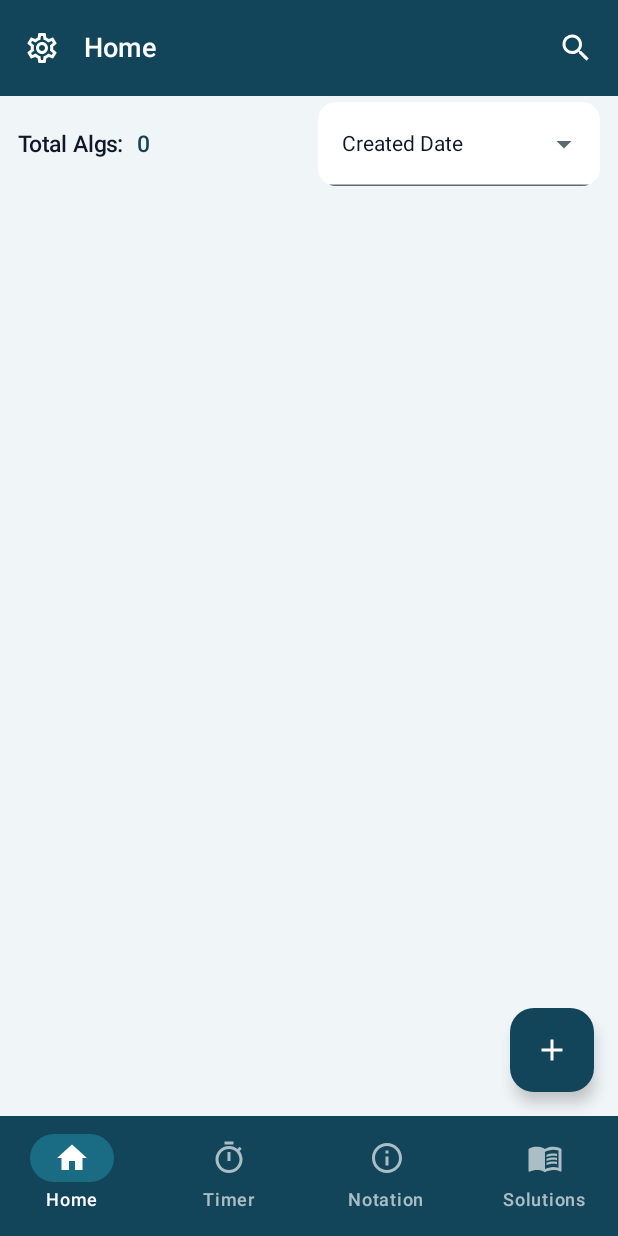
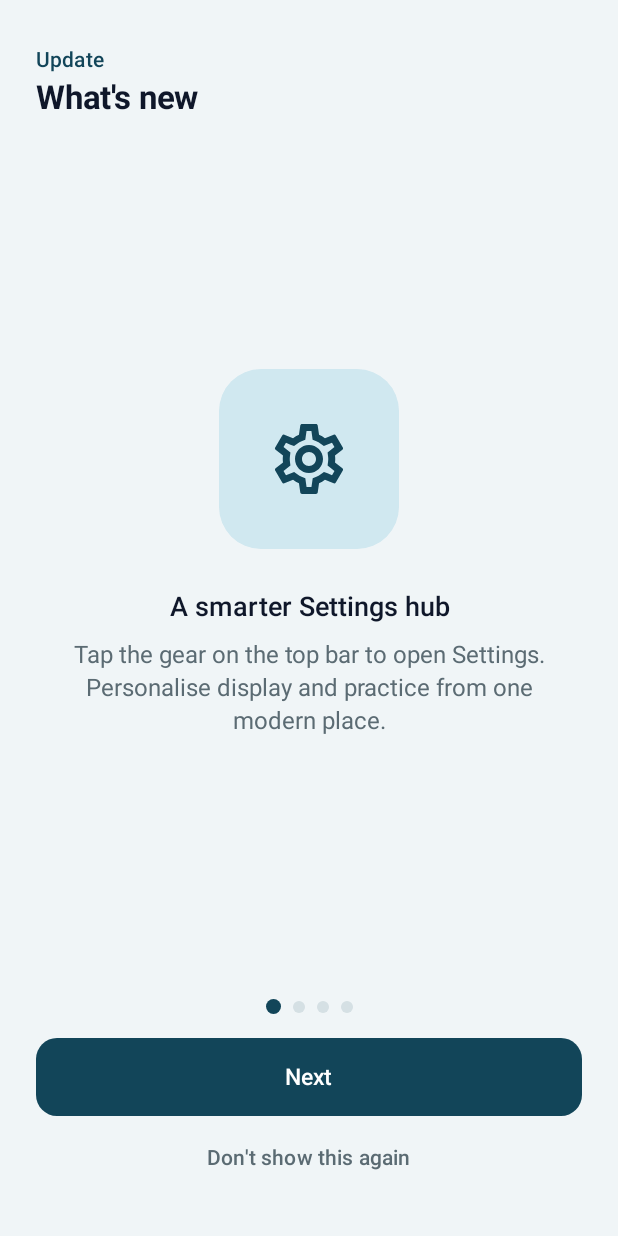
Before and after one commit to joshuaorotayo/Algorubick, an Android app built with Jetpack Compose: the screen it shows after launch (MainActivity before the commit, WhatsNewActivity after it), on a phone screen of 412 x 824 dp. Run offline under Robolectric (Android 15) with nearby library versions, the light colour scheme and no system bars; libraries missing offline, so code that uses them is left out: io.objectbox, io.objectbox.android; 1 statement that could not run was skipped.

Commit message:
Release 1.7.0 with swipeable Whats New onboarding.

```diff
--- a/app/build.gradle
+++ b/app/build.gradle
@@ -30,11 +30,11 @@ android {
         minSdkVersion 23
         targetSdkVersion 36
 
-        versionCode = (System.getenv("VERSION_CODE") ?: "161").toInteger()
-        versionName System.getenv("VERSION_NAME") ?: "1.6.1"
+        versionCode = (System.getenv("VERSION_CODE") ?: "170").toInteger()
+        versionName System.getenv("VERSION_NAME") ?: "1.7.0"
 
         // ISO date (yyyy-MM-dd). Update when shipping a Play release; shown in Settings footer.
-        buildConfigField "String", "RELEASE_DATE", "\"2026-09-14\""
+        buildConfigField "String", "RELEASE_DATE", "\"2026-09-17\""
 
         multiDexEnabled true
         testInstrumentationRunner 'androidx.test.runner.AndroidJUnitRunner'
--- a/app/src/main/AndroidManifest.xml
+++ b/app/src/main/AndroidManifest.xml
@@ -29,6 +29,12 @@
                 <category android:name="android.intent.category.LAUNCHER" />
             </intent-filter>
         </activity>
+
+        <!-- What's New (after splash, until dismissed for current content version) -->
+        <activity
+            android:name="com.jorotayo.algorubickrevamped.ui.whatsnew.WhatsNewActivity"
+            android:theme="@style/AppTheme.Material"
+            android:exported="false" />
 
         <!-- MainActivity -->
         <activity
--- a/app/src/main/java/com/jorotayo/algorubickrevamped/SplashScreen.kt
+++ b/app/src/main/java/com/jorotayo/algorubickrevamped/SplashScreen.kt
@@ -3,8 +3,6 @@ package com.jorotayo.algorubickrevamped
 import android.annotation.SuppressLint
 import android.content.Intent
 import android.os.Bundle
-import android.os.Handler
-import android.os.Looper
 import androidx.activity.ComponentActivity
 import androidx.activity.compose.setContent
 import androidx.activity.enableEdgeToEdge
@@ -17,6 +15,7 @@ import androidx.compose.foundation.layout.Column
 import androidx.compose.foundation.layout.fillMaxSize
 import androidx.compose.foundation.layout.fillMaxWidth
 import androidx.compose.foundation.layout.height
+import androidx.compose.foundation.layout.offset
 import androidx.compose.foundation.layout.padding
 import androidx.compose.material3.Text
 import androidx.compose.runtime.Composable
@@ -27,7 +26,6 @@ import androidx.compose.ui.Modifier
 import androidx.compose.ui.draw.alpha
 import androidx.compose.ui.draw.rotate
 import androidx.compose.ui.draw.scale
-import androidx.compose.foundation.layout.offset
 import androidx.compose.ui.graphics.Color
 import androidx.compose.ui.res.painterResource
 import androidx.compose.ui.res.stringResource
@@ -37,9 +35,15 @@ import androidx.compose.ui.text.font.FontWeight
 import androidx.compose.ui.text.style.TextAlign
 import androidx.compose.ui.unit.dp
 import androidx.compose.ui.unit.sp
+import androidx.lifecycle.lifecycleScope
+import com.jorotayo.algorubickrevamped.data.SettingsRepository
 import com.jorotayo.algorubickrevamped.ui.theme.AlgorubickTheme
 import com.jorotayo.algorubickrevamped.ui.theme.DefaultPreviews
 import com.jorotayo.algorubickrevamped.ui.theme.Primary
+import com.jorotayo.algorubickrevamped.ui.whatsnew.WhatsNewActivity
+import com.jorotayo.algorubickrevamped.ui.whatsnew.WhatsNewContent
+import kotlinx.coroutines.delay
+import kotlinx.coroutines.flow.first
 import kotlinx.coroutines.launch
 
 @SuppressLint("CustomSplashScreen")
@@ -55,10 +59,20 @@ class SplashScreen : ComponentActivity() {
             }
         }
 
-        Handler(Looper.getMainLooper()).postDelayed({
-            startActivity(Intent(this, MainActivity::class.java))
+        lifecycleScope.launch {
+            delay(SPLASH_DURATION_MS)
+            val dismissed = SettingsRepository.get(this@SplashScreen)
+                .settings
+                .first()
+                .whatsNewDismissedVersion
+            val next = if (dismissed == WhatsNewContent.CONTENT_VERSION) {
+                MainActivity::class.java
+            } else {
+                WhatsNewActivity::class.java
+            }
+            startActivity(Intent(this@SplashScreen, next))
             finish()
-        }, SPLASH_DURATION_MS)
+        }
     }
 
     companion object {
--- a/app/src/main/java/com/jorotayo/algorubickrevamped/data/AppSettings.kt
+++ b/app/src/main/java/com/jorotayo/algorubickrevamped/data/AppSettings.kt
@@ -29,4 +29,6 @@ data class AppSettings(
     val vibrationPresetCorrect: VibrationPreset = VibrationPreset.Soft,
     val vibrationPresetWrong: VibrationPreset = VibrationPreset.Medium,
     val learntThresholdPercent: Int = 80,
+    /** Last What's New content version the user dismissed ("Don't show again"). */
+    val whatsNewDismissedVersion: String = "",
 )
--- a/app/src/main/java/com/jorotayo/algorubickrevamped/data/SettingsRepository.kt
+++ b/app/src/main/java/com/jorotayo/algorubickrevamped/data/SettingsRepository.kt
@@ -27,6 +27,7 @@ class SettingsRepository(context: Context) {
             vibrationPresetCorrect = prefs[Keys.VIBRATION_PRESET_CORRECT].toEnum(VibrationPreset.Soft),
             vibrationPresetWrong = prefs[Keys.VIBRATION_PRESET_WRONG].toEnum(VibrationPreset.Medium),
             learntThresholdPercent = (prefs[Keys.LEARNT_THRESHOLD] ?: 80).coerceIn(50, 100),
+            whatsNewDismissedVersion = prefs[Keys.WHATS_NEW_DISMISSED_VERSION] ?: "",
         )
     }
 
@@ -66,6 +67,10 @@ class SettingsRepository(context: Context) {
         dataStore.edit { it[Keys.LEARNT_THRESHOLD] = percent.coerceIn(50, 100) }
     }
 
+    suspend fun setWhatsNewDismissedVersion(version: String) {
+        dataStore.edit { it[Keys.WHATS_NEW_DISMISSED_VERSION] = version }
+    }
+
     private object Keys {
         val THEME_MODE = stringPreferencesKey("theme_mode")
         val SOUND_ENABLED_CORRECT = booleanPreferencesKey("sound_enabled_correct")
@@ -76,6 +81,7 @@ class SettingsRepository(context: Context) {
         val VIBRATION_PRESET_CORRECT = stringPreferencesKey("vibration_preset_correct")
         val VIBRATION_PRESET_WRONG = stringPreferencesKey("vibration_preset_wrong")
         val LEARNT_THRESHOLD = intPreferencesKey("learnt_threshold_percent")
+        val WHATS_NEW_DISMISSED_VERSION = stringPreferencesKey("whats_new_dismissed_version")
     }
 
     private inline fun <reified T : Enum<T>> String?.toEnum(default: T): T =
--- /dev/null
+++ b/app/src/main/java/com/jorotayo/algorubickrevamped/ui/whatsnew/WhatsNewActivity.kt
@@ -0,0 +1,45 @@
+package com.jorotayo.algorubickrevamped.ui.whatsnew
+
+import android.content.Intent
+import android.os.Bundle
+import androidx.activity.ComponentActivity
+import androidx.activity.compose.setContent
+import androidx.activity.enableEdgeToEdge
+import androidx.lifecycle.lifecycleScope
+import com.jorotayo.algorubickrevamped.MainActivity
+import com.jorotayo.algorubickrevamped.data.SettingsRepository
+import com.jorotayo.algorubickrevamped.ui.theme.AlgorubickThemeFromSettings
+import kotlinx.coroutines.launch
+
+class WhatsNewActivity : ComponentActivity() {
+    override fun onCreate(savedInstanceState: Bundle?) {
+        super.onCreate(savedInstanceState)
+        enableEdgeToEdge()
+
+        val repository = SettingsRepository.get(this)
+
+        setContent {
+            AlgorubickThemeFromSettings {
+                WhatsNewScreen(
+                    onContinue = {
+                        lifecycleScope.launch {
+                            repository.setWhatsNewDismissedVersion(WhatsNewContent.CONTENT_VERSION)
+                            goToMain()
+                        }
+                    },
+                    onDontShowAgain = {
+                        lifecycleScope.launch {
+                            repository.setWhatsNewDismissedVersion(WhatsNewContent.CONTENT_VERSION)
+                            goToMain()
+                        }
+                    },
+                )
+            }
+        }
+    }
+
+    private fun goToMain() {
+        startActivity(Intent(this, MainActivity::class.java))
+        finish()
+    }
+}
--- /dev/null
+++ b/app/src/main/java/com/jorotayo/algorubickrevamped/ui/whatsnew/WhatsNewContent.kt
@@ -0,0 +1,49 @@
+package com.jorotayo.algorubickrevamped.ui.whatsnew
+
+import androidx.annotation.DrawableRes
+import androidx.annotation.StringRes
+import androidx.compose.material.icons.Icons
+import androidx.compose.material.icons.outlined.DarkMode
+import androidx.compose.material.icons.outlined.Home
+import androidx.compose.material.icons.outlined.School
+import androidx.compose.material.icons.outlined.Settings
+import androidx.compose.ui.graphics.vector.ImageVector
+import com.jorotayo.algorubickrevamped.R
+
+/**
+ * Bump [CONTENT_VERSION] whenever these pages change so returning users see What's New again.
+ * "Don't show again" stores this value in DataStore.
+ */
+object WhatsNewContent {
+    const val CONTENT_VERSION = "1.7.0"
+
+    data class Page(
+        @StringRes val titleRes: Int,
+        @StringRes val bodyRes: Int,
+        val icon: ImageVector,
+        @DrawableRes val illustrationRes: Int? = null,
+    )
+
+    val pages: List<Page> = listOf(
+        Page(
+            titleRes = R.string.whatsNew_page1_title,
+            bodyRes = R.string.whatsNew_page1_body,
+            icon = Icons.Outlined.Settings,
+        ),
+        Page(
+            titleRes = R.string.whatsNew_page2_title,
+            bodyRes = R.string.whatsNew_page2_body,
+            icon = Icons.Outlined.DarkMode,
+        ),
+        Page(
+            titleRes = R.string.whatsNew_page3_title,
+            bodyRes = R.string.whatsNew_page3_body,
+            icon = Icons.Outlined.School,
+        ),
+        Page(
+            titleRes = R.string.whatsNew_page4_title,
+            bodyRes = R.string.whatsNew_page4_body,
+            icon = Icons.Outlined.Home,
+        ),
+    )
+}
--- /dev/null
+++ b/app/src/main/java/com/jorotayo/algorubickrevamped/ui/whatsnew/WhatsNewScreen.kt
@@ -0,0 +1,197 @@
+package com.jorotayo.algorubickrevamped.ui.whatsnew
+
+import androidx.compose.foundation.background
+import androidx.compose.foundation.layout.Arrangement
+import androidx.compose.foundation.layout.Box
+import androidx.compose.foundation.layout.Column
+import androidx.compose.foundation.layout.Row
+import androidx.compose.foundation.layout.Spacer
+import androidx.compose.foundation.layout.fillMaxSize
+import androidx.compose.foundation.layout.fillMaxWidth
+import androidx.compose.foundation.layout.height
+import androidx.compose.foundation.layout.padding
+import androidx.compose.foundation.layout.size
+import androidx.compose.foundation.pager.HorizontalPager
+import androidx.compose.foundation.pager.rememberPagerState
+import androidx.compose.foundation.shape.CircleShape
+import androidx.compose.foundation.shape.RoundedCornerShape
+import androidx.compose.material3.Button
+import androidx.compose.material3.ButtonDefaults
+import androidx.compose.material3.Icon
+import androidx.compose.material3.MaterialTheme
+import androidx.compose.material3.Text
+import androidx.compose.material3.TextButton
+import androidx.compose.runtime.Composable
+import androidx.compose.runtime.rememberCoroutineScope
+import androidx.compose.ui.Alignment
+import androidx.compose.ui.Modifier
+import androidx.compose.ui.draw.clip
+import androidx.compose.ui.res.stringResource
+import androidx.compose.ui.text.font.FontWeight
+import androidx.compose.ui.text.style.TextAlign
+import androidx.compose.ui.unit.dp
+import com.jorotayo.algorubickrevamped.R
+import com.jorotayo.algorubickrevamped.ui.theme.AlgorubickTheme
+import com.jorotayo.algorubickrevamped.ui.theme.DefaultPreviews
+import com.jorotayo.algorubickrevamped.ui.theme.Primary
+import com.jorotayo.algorubickrevamped.ui.theme.White
+import kotlinx.coroutines.launch
+
+@Composable
+fun WhatsNewScreen(
+    onContinue: () -> Unit,
+    onDontShowAgain: () -> Unit,
+) {
+    val pages = WhatsNewContent.pages
+    val pagerState = rememberPagerState(pageCount = { pages.size })
+    val scope = rememberCoroutineScope()
+    val isLastPage = pagerState.currentPage == pages.lastIndex
+
+    Column(
+        modifier = Modifier
+            .fillMaxSize()
+            .background(MaterialTheme.colorScheme.background)
+            .padding(horizontal = 24.dp, vertical = 20.dp),
+    ) {
+        Text(
+            text = stringResource(R.string.whatsNew_header),
+            style = MaterialTheme.typography.labelLarge,
+            color = MaterialTheme.colorScheme.primary,
+            modifier = Modifier.padding(top = 12.dp),
+        )
+        Text(
+            text = stringResource(R.string.whatsNew_title),
+            style = MaterialTheme.typography.headlineMedium,
+            fontWeight = FontWeight.Bold,
+            color = MaterialTheme.colorScheme.onBackground,
+            modifier = Modifier.padding(top = 4.dp, bottom = 8.dp),
+        )
+
+        HorizontalPager(
+            state = pagerState,
+            modifier = Modifier
+                .weight(1f)
+                .fillMaxWidth(),
+        ) { pageIndex ->
+            WhatsNewPage(page = pages[pageIndex])
+        }
+
+        Row(
+            modifier = Modifier
+                .fillMaxWidth()
+                .padding(vertical = 16.dp),
+            horizontalArrangement = Arrangement.Center,
+            verticalAlignment = Alignment.CenterVertically,
+        ) {
+            pages.indices.forEach { index ->
+                val selected = pagerState.currentPage == index
+                Box(
+                    modifier = Modifier
+                        .padding(horizontal = 4.dp)
+                        .size(if (selected) 10.dp else 8.dp)
+                        .clip(CircleShape)
+                        .background(
+                            if (selected) {
+                                MaterialTheme.colorScheme.primary
+                            } else {
+                                MaterialTheme.colorScheme.outlineVariant
+                            },
+                        ),
+                )
+            }
+        }
+
+        Button(
+            onClick = {
+                if (isLastPage) {
+                    onContinue()
+                } else {
+                    scope.launch {
+                        pagerState.animateScrollToPage(pagerState.currentPage + 1)
+                    }
+                }
+            },
+            modifier = Modifier
+                .fillMaxWidth()
+                .height(52.dp),
+            shape = RoundedCornerShape(14.dp),
+            colors = ButtonDefaults.buttonColors(
+                containerColor = Primary,
+                contentColor = White,
+            ),
+        ) {
+            Text(
+                text = stringResource(
+                    if (isLastPage) {
+                        R.string.whatsNew_action_get_started
+                    } else {
+                        R.string.whatsNew_action_next
+                    },
+                ),
+                style = MaterialTheme.typography.titleMedium,
+            )
+        }
+
+        TextButton(
+            onClick = onDontShowAgain,
+            modifier = Modifier
+                .fillMaxWidth()
+                .padding(top = 4.dp, bottom = 8.dp),
+        ) {
+            Text(
+                text = stringResource(R.string.whatsNew_action_dont_show),
+                color = MaterialTheme.colorScheme.onSurfaceVariant,
+            )
+        }
+    }
+}
+
+@Composable
+private fun WhatsNewPage(page: WhatsNewContent.Page) {
+    Column(
+        modifier = Modifier
+            .fillMaxSize()
+            .padding(horizontal = 8.dp),
+        horizontalAlignment = Alignment.CenterHorizontally,
+        verticalArrangement = Arrangement.Center,
+    ) {
+        Box(
+            modifier = Modifier
+                .size(120.dp)
+                .clip(RoundedCornerShape(28.dp))
+                .background(MaterialTheme.colorScheme.primaryContainer),
+            contentAlignment = Alignment.Center,
+        ) {
+            Icon(
+                imageVector = page.icon,
+                contentDescription = null,
+                tint = MaterialTheme.colorScheme.primary,
+                modifier = Modifier.size(56.dp),
+            )
+        }
+        Spacer(modifier = Modifier.height(28.dp))
+        Text(
+            text = stringResource(page.titleRes),
+            style = MaterialTheme.typography.headlineSmall,
+            fontWeight = FontWeight.SemiBold,
+            color = MaterialTheme.colorScheme.onBackground,
+            textAlign = TextAlign.Center,
+        )
+        Spacer(modifier = Modifier.height(12.dp))
+        Text(
+            text = stringResource(page.bodyRes),
+            style = MaterialTheme.typography.bodyLarge,
+            color = MaterialTheme.colorScheme.onSurfaceVariant,
+            textAlign = TextAlign.Center,
+            modifier = Modifier.padding(horizontal = 8.dp),
+        )
+    }
+}
+
+@DefaultPreviews
+@Composable
+private fun WhatsNewScreenPreview() {
+    AlgorubickTheme {
+        WhatsNewScreen(onContinue = {}, onDontShowAgain = {})
+    }
+}
--- a/app/src/main/res/values/strings_ui.xml
+++ b/app/src/main/res/values/strings_ui.xml
@@ -268,6 +268,22 @@
     <string name="keyboard_btn_backspace">&lt;&lt;</string>
     <!-- endregion -->
 
+    <!-- region whatsNew -->
+    <string name="whatsNew_header">Update</string>
+    <string name="whatsNew_title">What\'s new</string>
+    <string name="whatsNew_action_next">Next</string>
+    <string name="whatsNew_action_get_started">Get started</string>
+    <string name="whatsNew_action_dont_show">Don\'t show this again</string>
+    <string name="whatsNew_page1_title">A smarter Settings hub</string>
+    <string name="whatsNew_page1_body">Tap the gear on the top bar to open Settings. Personalise display and practice from one modern place.</string>
+    <string name="whatsNew_page2_title">Display your way</string>
+    <string name="whatsNew_page2_body">Choose Light, Dark, or follow your system theme — with live Home previews so you can see the difference instantly.</string>
+    <string name="whatsNew_page3_title">Practice that feels right</string>
+    <string name="whatsNew_page3_body">Pick sound packs and vibration patterns for correct and incorrect answers, and set how accurate a session must be before an algorithm is marked learnt.</string>
+    <string name="whatsNew_page4_title">Home polish</string>
+    <string name="whatsNew_page4_body">Algorithm icons match their cases again, and card text is centred so your library is easier to scan at a glance.</string>
+    <!-- endregion -->
+
     <!-- region settings -->
     <string name="settings_title_hub">Settings</string>
     <string name="settings_title_display">Display</string>
```
Also changed, not shown: 5 other files.
